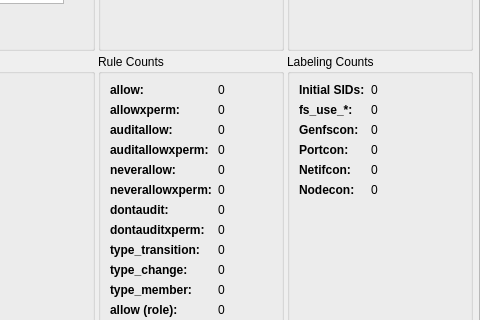
Before: the Qt Designer form setoolsgui/apol/summary.ui in SELinuxProject/setools, drawn with Qt 5; both pictures show x 294 to 774 and y 175 to 495 of the 774 by 749 pixel window.
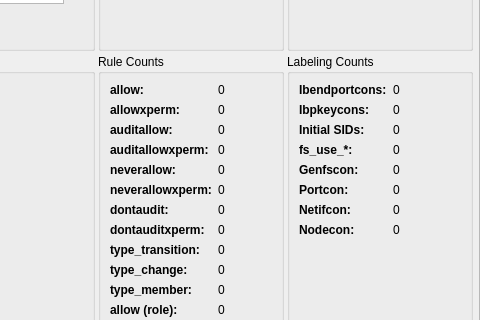
After: the same form once the commit is applied.

Commit message: SummaryTab: Add inifiniband context counts.

The edit to the form file:
```diff
--- a/setoolsgui/apol/summary.ui
+++ b/setoolsgui/apol/summary.ui
@@ -833,6 +833,46 @@
       </property>
       <layout class="QFormLayout" name="formLayout_4">
        <item row="0" column="0">
+        <widget class="QLabel" name="label_30">
+         <property name="font">
+          <font>
+           <weight>75</weight>
+           <bold>true</bold>
+          </font>
+         </property>
+         <property name="text">
+          <string>Ibendportcons:</string>
+         </property>
+        </widget>
+       </item>
+       <item row="0" column="1">
+        <widget class="QLabel" name="ibendportcon_count">
+         <property name="text">
+          <string>0</string>
+         </property>
+        </widget>
+       </item>
+       <item row="1" column="0">
+        <widget class="QLabel" name="label_27">
+         <property name="font">
+          <font>
+           <weight>75</weight>
+           <bold>true</bold>
+          </font>
+         </property>
+         <property name="text">
+          <string>Ibpkeycons:</string>
+         </property>
+        </widget>
+       </item>
+       <item row="1" column="1">
+        <widget class="QLabel" name="ibpkeycon_count">
+         <property name="text">
+          <string>0</string>
+         </property>
+        </widget>
+       </item>
+       <item row="2" column="0">
         <widget class="QLabel" name="label_24">
          <property name="font">
           <font>
@@ -845,7 +885,14 @@
          </property>
         </widget>
        </item>
-       <item row="1" column="0">
+       <item row="2" column="1">
+        <widget class="QLabel" name="initsid_count">
+         <property name="text">
+          <string>0</string>
+         </property>
+        </widget>
+       </item>
+       <item row="3" column="0">
         <widget class="QLabel" name="label_33">
          <property name="font">
           <font>
@@ -858,7 +905,14 @@
          </property>
         </widget>
        </item>
-       <item row="2" column="0">
+       <item row="3" column="1">
+        <widget class="QLabel" name="fs_use_count">
+         <property name="text">
+          <string>0</string>
+         </property>
+        </widget>
+       </item>
+       <item row="4" column="0">
         <widget class="QLabel" name="label_34">
          <property name="font">
           <font>
@@ -871,7 +925,14 @@
          </property>
         </widget>
        </item>
-       <item row="3" column="0">
+       <item row="4" column="1">
+        <widget class="QLabel" name="genfscon_count">
+         <property name="text">
+          <string>0</string>
+         </property>
+        </widget>
+       </item>
+       <item row="5" column="0">
         <widget class="QLabel" name="label_35">
          <property name="font">
           <font>
@@ -884,55 +945,14 @@
          </property>
         </widget>
        </item>
-       <item row="5" column="0">
-        <widget class="QLabel" name="label_36">
-         <property name="font">
-          <font>
-           <weight>75</weight>
-           <bold>true</bold>
-          </font>
-         </property>
-         <property name="text">
-          <string>Nodecon:</string>
-         </property>
-        </widget>
-       </item>
-       <item row="0" column="1">
-        <widget class="QLabel" name="initsid_count">
-         <property name="text">
-          <string>0</string>
-         </property>
-        </widget>
-       </item>
-       <item row="2" column="1">
-        <widget class="QLabel" name="genfscon_count">
-         <property name="text">
-          <string>0</string>
-         </property>
-        </widget>
-       </item>
-       <item row="1" column="1">
-        <widget class="QLabel" name="fs_use_count">
-         <property name="text">
-          <string>0</string>
-         </property>
-        </widget>
-       </item>
-       <item row="3" column="1">
-        <widget class="QLabel" name="portcon_count">
-         <property name="text">
-          <string>0</string>
-         </property>
-        </widget>
-       </item>
        <item row="5" column="1">
-        <widget class="QLabel" name="nodecon_count">
+        <widget class="QLabel" name="portcon_count">
          <property name="text">
           <string>0</string>
          </property>
         </widget>
        </item>
-       <item row="4" column="0">
+       <item row="6" column="0">
         <widget class="QLabel" name="label_37">
          <property name="font">
           <font>
@@ -945,13 +965,33 @@
          </property>
         </widget>
        </item>
-       <item row="4" column="1">
+       <item row="6" column="1">
         <widget class="QLabel" name="netifcon_count">
          <property name="text">
           <string>0</string>
          </property>
         </widget>
        </item>
+       <item row="7" column="0">
+        <widget class="QLabel" name="label_36">
+         <property name="font">
+          <font>
+           <weight>75</weight>
+           <bold>true</bold>
+          </font>
+         </property>
+         <property name="text">
+          <string>Nodecon:</string>
+         </property>
+        </widget>
+       </item>
+       <item row="7" column="1">
+        <widget class="QLabel" name="nodecon_count">
+         <property name="text">
+          <string>0</string>
+         </property>
+        </widget>
+       </item>
       </layout>
      </widget>
     </item>
```
The commit also changes 1 other file.
